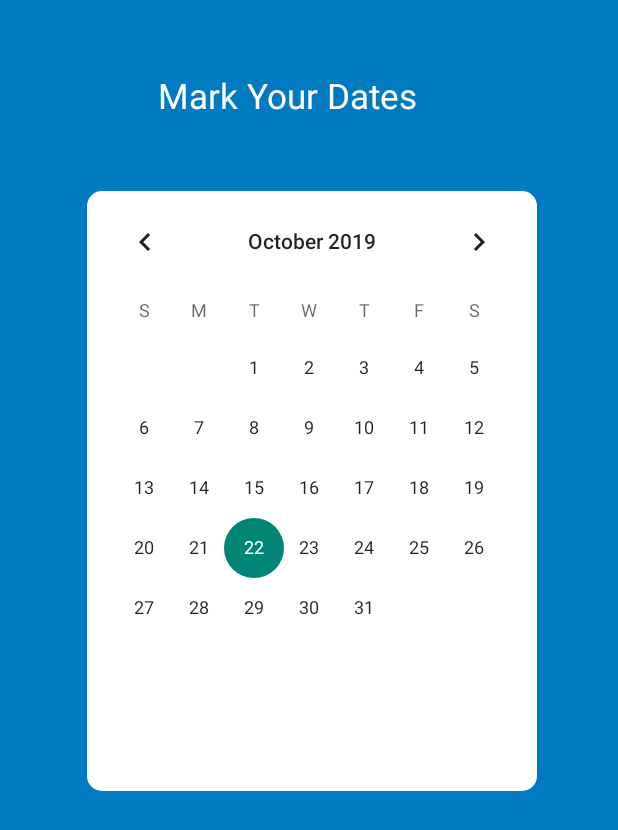
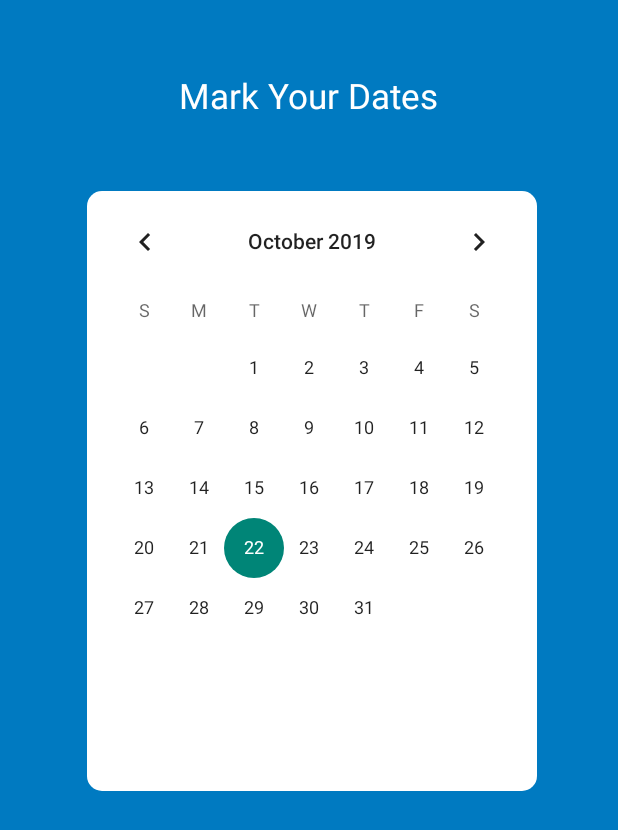
Before and after one commit to infinite1/Journal, an Android app: the CalendarActivity screen opened directly, with no data from a screen before it, on a phone screen of 412 x 824 dp. Shown: the top 830 px of the screen. Run offline under Robolectric (Android 15) with nearby library versions, the phone set to English and light mode, and no system bars; our stand-ins replace Firebase (no records; nobody signed in at launch, a user with empty details on screens opened directly); 2 statements that could not run were skipped.

Commit message:
add camera png

```diff
--- a/app/src/main/res/layout/calendar.xml
+++ b/app/src/main/res/layout/calendar.xml
@@ -20,7 +20,7 @@
         android:textAlignment="center"
         android:textColor="#FFF"
         android:textSize="23sp"
-        android:layout_marginLeft="105dp"
+        android:layout_gravity="center"
         android:layout_marginTop="48dp"
         />
 
--- a/app/src/main/res/layout/navigation_activity.xml
+++ b/app/src/main/res/layout/navigation_activity.xml
@@ -38,7 +38,7 @@
             android:onClick="record"
             android:layout_alignParentEnd="true"
             app:backgroundTint="#FFFFFF"
-            android:src="@drawable/ic_add_black_24dp">
+            android:src="@mipmap/camera">
 
 
         </com.google.android.material.floatingactionbutton.FloatingActionButton>
```
Also changed, not shown: app/src/main/res/mipmap-xhdpi/camera.png (added).
